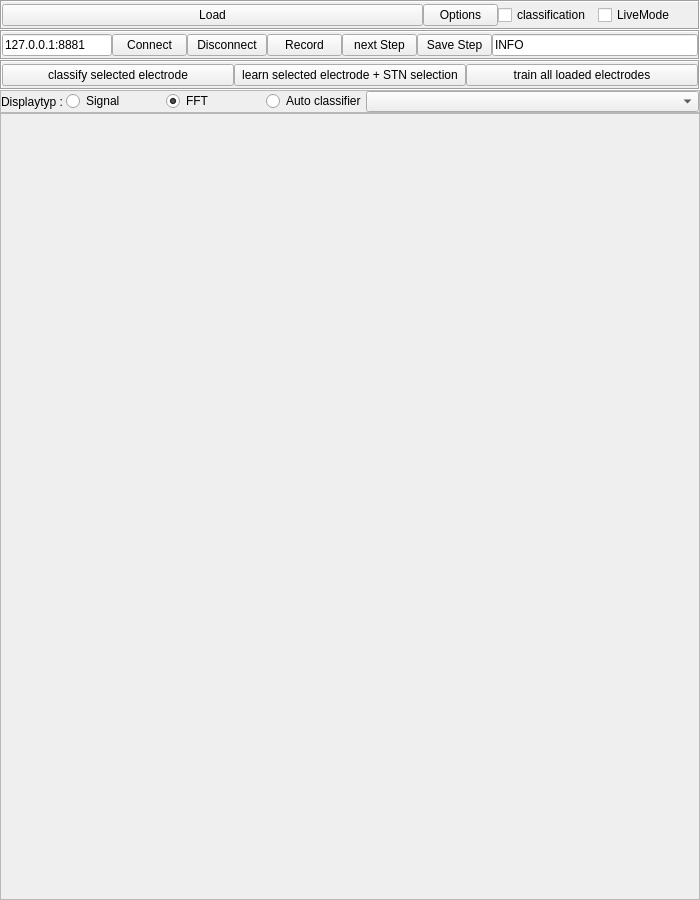
The window that dev/BrainVis/mertool.ui (waschkbaer/BrainVis) describes before a commit, drawn with Qt 5.
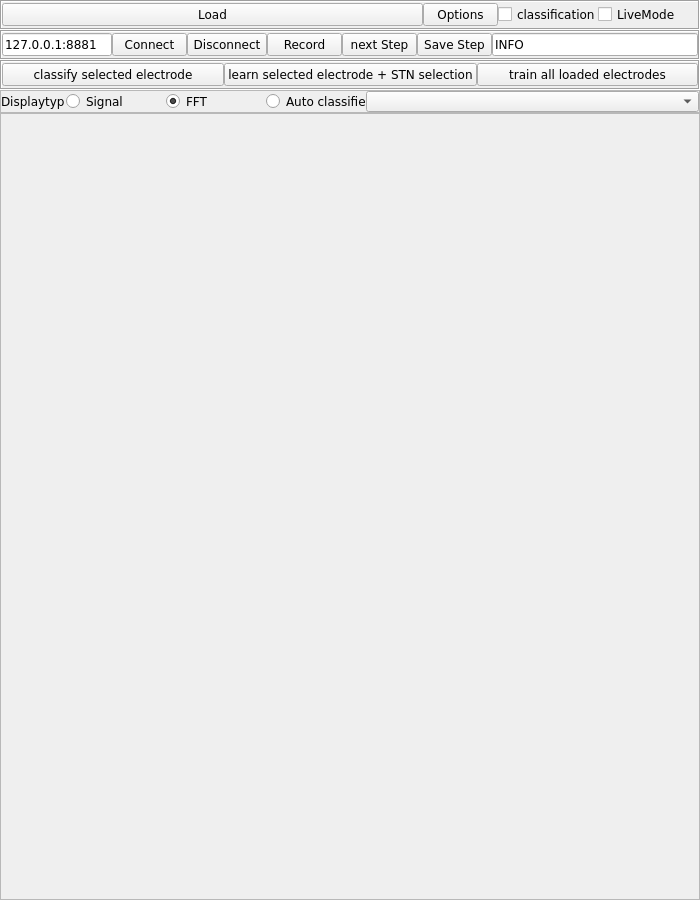
The same window after the commit.

```diff
--- a/dev/BrainVis/mertool.ui
+++ b/dev/BrainVis/mertool.ui
@@ -59,6 +59,11 @@
         <height>30</height>
        </size>
       </property>
+      <property name="font">
+       <font>
+        <family>Verdana</family>
+       </font>
+      </property>
       <property name="frameShape">
        <enum>QFrame::Box</enum>
       </property>
@@ -83,6 +88,11 @@
        </property>
        <item>
         <widget class="QPushButton" name="loadButton">
+         <property name="font">
+          <font>
+           <family>Verdana</family>
+          </font>
+         </property>
          <property name="text">
           <string>Load</string>
          </property>
@@ -102,6 +112,11 @@
            <height>16777215</height>
           </size>
          </property>
+         <property name="font">
+          <font>
+           <family>Verdana</family>
+          </font>
+         </property>
          <property name="text">
           <string>Options</string>
          </property>
@@ -121,6 +136,11 @@
            <height>16777215</height>
           </size>
          </property>
+         <property name="font">
+          <font>
+           <family>Verdana</family>
+          </font>
+         </property>
          <property name="text">
           <string>classification</string>
          </property>
@@ -140,6 +160,11 @@
            <height>16777215</height>
           </size>
          </property>
+         <property name="font">
+          <font>
+           <family>Verdana</family>
+          </font>
+         </property>
          <property name="text">
           <string>LiveMode</string>
          </property>
@@ -156,6 +181,11 @@
         <height>30</height>
        </size>
       </property>
+      <property name="font">
+       <font>
+        <family>Verdana</family>
+       </font>
+      </property>
       <property name="frameShape">
        <enum>QFrame::Box</enum>
       </property>
@@ -192,6 +222,11 @@
            <height>16777215</height>
           </size>
          </property>
+         <property name="font">
+          <font>
+           <family>Verdana</family>
+          </font>
+         </property>
          <property name="text">
           <string>127.0.0.1:8881</string>
          </property>
@@ -211,6 +246,11 @@
            <height>16777215</height>
           </size>
          </property>
+         <property name="font">
+          <font>
+           <family>Verdana</family>
+          </font>
+         </property>
          <property name="text">
           <string>Connect</string>
          </property>
@@ -218,6 +258,11 @@
        </item>
        <item>
         <widget class="QPushButton" name="disconnectButton">
+         <property name="font">
+          <font>
+           <family>Verdana</family>
+          </font>
+         </property>
          <property name="text">
           <string>Disconnect</string>
          </property>
@@ -231,6 +276,11 @@
            <height>16777215</height>
           </size>
          </property>
+         <property name="font">
+          <font>
+           <family>Verdana</family>
+          </font>
+         </property>
          <property name="text">
           <string>Record</string>
          </property>
@@ -244,6 +294,11 @@
            <height>16777215</height>
           </size>
          </property>
+         <property name="font">
+          <font>
+           <family>Verdana</family>
+          </font>
+         </property>
          <property name="text">
           <string>next Step</string>
          </property>
@@ -257,6 +312,11 @@
            <height>16777215</height>
           </size>
          </property>
+         <property name="font">
+          <font>
+           <family>Verdana</family>
+          </font>
+         </property>
          <property name="text">
           <string>Save Step</string>
          </property>
@@ -264,6 +324,11 @@
        </item>
        <item>
         <widget class="QLineEdit" name="infoText">
+         <property name="font">
+          <font>
+           <family>Verdana</family>
+          </font>
+         </property>
          <property name="text">
           <string>INFO </string>
          </property>
@@ -289,6 +354,11 @@
         <height>30</height>
        </size>
       </property>
+      <property name="font">
+       <font>
+        <family>Verdana</family>
+       </font>
+      </property>
       <property name="frameShape">
        <enum>QFrame::Box</enum>
       </property>
@@ -313,6 +383,11 @@
        </property>
        <item>
         <widget class="QPushButton" name="classifyButton">
+         <property name="font">
+          <font>
+           <family>Verdana</family>
+          </font>
+         </property>
          <property name="text">
           <string>classify selected electrode</string>
          </property>
@@ -320,6 +395,11 @@
        </item>
        <item>
         <widget class="QPushButton" name="learnelectrodeButton">
+         <property name="font">
+          <font>
+           <family>Verdana</family>
+          </font>
+         </property>
          <property name="text">
           <string>learn selected electrode + STN selection</string>
          </property>
@@ -327,6 +407,11 @@
        </item>
        <item>
         <widget class="QPushButton" name="learnAllelectrodeButton">
+         <property name="font">
+          <font>
+           <family>Verdana</family>
+          </font>
+         </property>
          <property name="text">
           <string>train all loaded electrodes</string>
          </property>
@@ -343,6 +428,11 @@
         <height>23</height>
        </size>
       </property>
+      <property name="font">
+       <font>
+        <family>Verdana</family>
+       </font>
+      </property>
       <property name="frameShape">
        <enum>QFrame::StyledPanel</enum>
       </property>
@@ -379,6 +469,11 @@
            <height>16777215</height>
           </size>
          </property>
+         <property name="font">
+          <font>
+           <family>Verdana</family>
+          </font>
+         </property>
          <property name="text">
           <string>Displaytyp : </string>
          </property>
@@ -398,6 +493,11 @@
            <height>16777215</height>
           </size>
          </property>
+         <property name="font">
+          <font>
+           <family>Verdana</family>
+          </font>
+         </property>
          <property name="text">
           <string>Signal</string>
          </property>
@@ -417,6 +517,11 @@
            <height>16777215</height>
           </size>
          </property>
+         <property name="font">
+          <font>
+           <family>Verdana</family>
+          </font>
+         </property>
          <property name="text">
           <string>FFT</string>
          </property>
@@ -439,6 +544,11 @@
            <height>16777215</height>
           </size>
          </property>
+         <property name="font">
+          <font>
+           <family>Verdana</family>
+          </font>
+         </property>
          <property name="text">
           <string>Auto classifier</string>
          </property>
```
Left out of the diff: 13 changed lines with no effect on the pictures.
